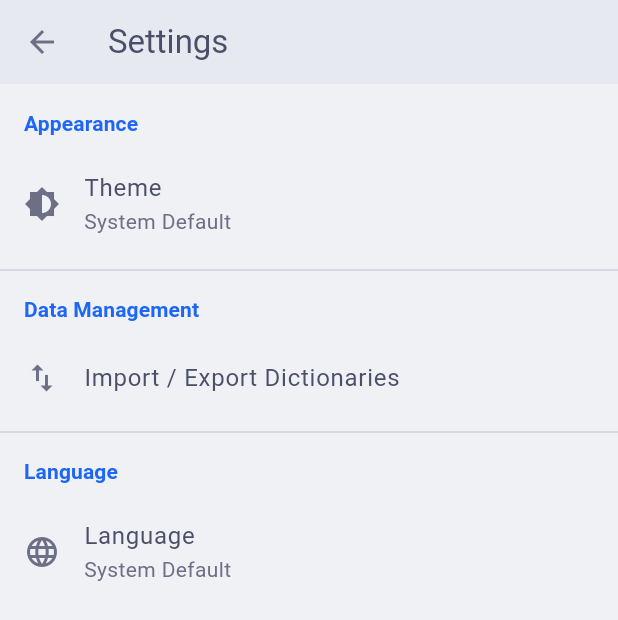
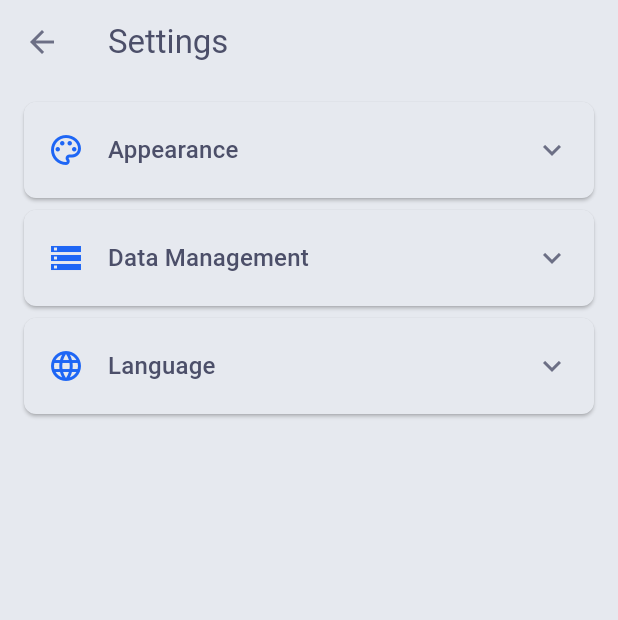
Before and after one commit to CrystalNetwork-Studio/SimpleDictionary, a Flutter app: the SettingsScreen screen opened directly, on a phone screen of 412 x 824 dp. Shown: the top 620 px of the screen. Run offline on Flutter 3.47's test engine with Material 3 defaults, Android fonts, the phone set to English and light mode, and no system bars; our stand-ins replace package_info_plus, shared_preferences; accounts and stored records are empty.

Commit message:
refactor: Replace print statements with debugPrint for better logging in settings provider refactor: Update settings screen to use localized strings and improve layout with expansion tiles style: Adjust app theme colors for better consistency in light and dark modes chore: Add devtools options configuration file

```diff
--- /dev/null
+++ b/devtools_options.yaml
@@ -0,0 +1,3 @@
+description: This file stores settings for Dart & Flutter DevTools.
+documentation: https://docs.flutter.dev/tools/devtools/extensions#configure-extension-enablement-states
+extensions:
--- a/lib/providers/settings_provider.dart
+++ b/lib/providers/settings_provider.dart
@@ -25,7 +25,7 @@ class SettingsProvider with ChangeNotifier {
       final prefs = await SharedPreferences.getInstance();
       await prefs.setString(_localeKey, locale?.languageCode ?? '');
     } catch (e) {
-      print("Error saving locale: $e");
+      debugPrint("Error saving locale: $e");
     }
   }
 
@@ -37,7 +37,7 @@ class SettingsProvider with ChangeNotifier {
       final prefs = await SharedPreferences.getInstance();
       await prefs.setInt(_themeModeKey, mode.index);
     } catch (e) {
-      print("Error saving theme mode: $e");
+      debugPrint("Error saving theme mode: $e");
     }
   }
 
@@ -60,7 +60,7 @@ class SettingsProvider with ChangeNotifier {
         _locale = null;
       }
     } catch (e) {
-      print("Error loading settings: $e");
+      debugPrint("Error loading settings: $e");
       _themeMode = ThemeMode.system;
       _locale = null;
     } finally {
--- a/lib/screens/settings_screen.dart
+++ b/lib/screens/settings_screen.dart
@@ -9,33 +9,37 @@ class SettingsScreen extends StatelessWidget {
 
   @override
   Widget build(BuildContext context) {
+    final localizations = AppLocalizations.of(context)!;
+    Theme.of(context);
+
     return Scaffold(
-      appBar: AppBar(title: Text(AppLocalizations.of(context)!.settings)),
+      appBar: AppBar(title: Text(localizations.settings)),
       body: Consumer<SettingsProvider>(
         builder: (context, settingsProvider, child) {
           if (settingsProvider.isLoading) {
             return const Center(child: CircularProgressIndicator());
           }
           return ListView(
-            padding: const EdgeInsets.symmetric(vertical: 8.0),
+            padding: const EdgeInsets.symmetric(vertical: 8.0, horizontal: 8.0),
             children: <Widget>[
-              _buildSectionHeader(
-                context,
-                AppLocalizations.of(context)!.appearance,
+              _buildExpansionTile(
+                context: context,
+                title: localizations.appearance,
+                leadingIcon: Icons.palette_outlined,
+                children: [_buildThemeSetting(context, settingsProvider)],
               ),
-              _buildThemeSetting(context, settingsProvider),
-              const Divider(),
-              _buildSectionHeader(
-                context,
-                AppLocalizations.of(context)!.dataManagement,
+              _buildExpansionTile(
+                context: context,
+                title: localizations.dataManagement,
+                leadingIcon: Icons.storage_outlined,
+                children: [_buildImportExportTile(context)],
               ),
-              _buildImportExportTile(context),
-              const Divider(),
-              _buildSectionHeader(
-                context,
-                AppLocalizations.of(context)!.language,
+              _buildExpansionTile(
+                context: context,
+                title: localizations.language,
+                leadingIcon: Icons.language_outlined,
+                children: [_buildLanguageSetting(context, settingsProvider)],
               ),
-              _buildLanguageSetting(context, settingsProvider),
             ],
           );
         },
@@ -43,12 +47,50 @@ class SettingsScreen extends StatelessWidget {
     );
   }
 
+  // Helper widget to build an ExpansionTile for a settings section
+  Widget _buildExpansionTile({
+    required BuildContext context,
+    required String title,
+    required IconData leadingIcon,
+    required List<Widget> children,
+  }) {
+    final theme = Theme.of(context);
+    return Card(
+      margin: const EdgeInsets.symmetric(vertical: 4.0, horizontal: 8.0),
+      elevation: 1.0,
+      shape: RoundedRectangleBorder(borderRadius: BorderRadius.circular(8.0)),
+      child: ExpansionTile(
+        leading: Icon(leadingIcon, color: theme.colorScheme.primary),
+        title: Text(
+          title,
+          style: theme.textTheme.titleMedium?.copyWith(
+            fontWeight: FontWeight.w500,
+          ),
+        ),
+        tilePadding: const EdgeInsets.symmetric(
+          horizontal: 16.0,
+          vertical: 4.0,
+        ),
+        childrenPadding: const EdgeInsets.only(
+          bottom: 8.0,
+          left: 16.0,
+          right: 16.0,
+        ),
+        collapsedShape: RoundedRectangleBorder(
+          borderRadius: BorderRadius.circular(8.0),
+        ),
+        shape: RoundedRectangleBorder(borderRadius: BorderRadius.circular(8.0)),
+        children: children,
+      ),
+    );
+  }
+
   Widget _buildImportExportTile(BuildContext context) {
     return ListTile(
-      leading: const Icon(Icons.import_export),
       title: Text(AppLocalizations.of(context)!.importExportDictionaries),
+      contentPadding: const EdgeInsets.symmetric(horizontal: 16.0),
+      dense: true,
       onTap: () {
-        // TODO: Implement Import/Export functionality
         ScaffoldMessenger.of(context).showSnackBar(
           SnackBar(
             content: Text(
@@ -65,128 +107,132 @@ class SettingsScreen extends StatelessWidget {
     SettingsProvider provider,
   ) {
     return ListTile(
-      leading: const Icon(Icons.language),
       title: Text(AppLocalizations.of(context)!.language),
       subtitle: Text(_localeToString(provider.locale, context)),
+      trailing: const Icon(Icons.arrow_drop_down, size: 20),
+      contentPadding: const EdgeInsets.symmetric(horizontal: 16.0),
+      dense: true,
       onTap: () async {
-        final selectedLocale = await showDialog<Locale>(
+        // Read the current locale before showing the dialog
+        final currentLocale = context.read<SettingsProvider>().locale;
+
+        final selectedLocale = await showDialog<Locale?>(
           context: context,
           builder: (BuildContext dialogContext) {
+            // Use the provider instance passed to the builder for initial groupValue
             return SimpleDialog(
               title: Text(AppLocalizations.of(dialogContext)!.language),
+              contentPadding: const EdgeInsets.symmetric(vertical: 12.0),
               children: <Widget>[
-                RadioListTile<Locale>(
-                  title: Text(
-                    AppLocalizations.of(dialogContext)!.languageEnglish,
-                  ),
+                _buildRadioListTile<Locale?>(
+                  context: dialogContext,
+                  title: AppLocalizations.of(dialogContext)!.languageEnglish,
                   value: const Locale('en'),
-                  groupValue: provider.locale,
-                  onChanged: (Locale? value) {
-                    Navigator.pop(dialogContext, value);
-                  },
-                  activeColor: Theme.of(context).colorScheme.primary,
+                  groupValue: currentLocale, // Use locale read before dialog
+                  onChanged:
+                      (Locale? value) => Navigator.pop(dialogContext, value),
                 ),
-                RadioListTile<Locale>(
-                  title: Text(
-                    AppLocalizations.of(dialogContext)!.languageUkrainian,
-                  ),
+                _buildRadioListTile<Locale?>(
+                  context: dialogContext,
+                  title: AppLocalizations.of(dialogContext)!.languageUkrainian,
                   value: const Locale('uk'),
-                  groupValue: provider.locale,
-                  onChanged: (Locale? value) {
-                    Navigator.pop(dialogContext, value);
-                  },
-                  activeColor: Theme.of(context).colorScheme.primary,
+                  groupValue: currentLocale, // Use locale read before dialog
+                  onChanged:
+                      (Locale? value) => Navigator.pop(dialogContext, value),
                 ),
-                RadioListTile<Locale>(
-                  title: Text(
-                    AppLocalizations.of(dialogContext)!.systemDefault,
-                  ),
-                  value: const Locale('system'),
-                  groupValue: provider.locale,
-                  onChanged: (Locale? value) {
-                    Navigator.pop(dialogContext, value);
-                  },
-                  activeColor: Theme.of(context).colorScheme.primary,
+                _buildRadioListTile<Locale?>(
+                  context: dialogContext,
+                  title: AppLocalizations.of(dialogContext)!.systemDefault,
+                  value: null, // Represents system default
+                  groupValue: currentLocale, // Use locale read before dialog
+                  onChanged:
+                      (Locale? value) => Navigator.pop(dialogContext, value),
                 ),
               ],
             );
           },
         );
 
-        if (selectedLocale != null) {
-          final localContext = context;
-          if (!localContext.mounted) return;
+        // Check if widget is still mounted BEFORE using context
+        if (!context.mounted) return;
+
+        // Check if a selection was made and it's different from the locale before the dialog
+        if (selectedLocale != currentLocale) {
           context.read<SettingsProvider>().setLocale(selectedLocale);
         }
       },
     );
   }
 
-  Widget _buildSectionHeader(BuildContext context, String title) {
-    return Padding(
-      padding: const EdgeInsets.symmetric(horizontal: 16.0, vertical: 8.0),
-      child: Text(
-        title,
-        style: Theme.of(context).textTheme.titleSmall?.copyWith(
-          color: Theme.of(context).colorScheme.primary,
-          fontWeight: FontWeight.bold,
-        ),
-      ),
-    );
-  }
-
   Widget _buildThemeSetting(BuildContext context, SettingsProvider provider) {
     return ListTile(
-      leading: const Icon(Icons.brightness_6),
       title: Text(AppLocalizations.of(context)!.theme),
       subtitle: Text(_themeModeToString(provider.themeMode, context)),
+      trailing: const Icon(Icons.arrow_drop_down, size: 20),
+      contentPadding: const EdgeInsets.symmetric(horizontal: 16.0),
+      dense: true,
       onTap: () async {
         final selectedTheme = await showDialog<ThemeMode>(
           context: context,
           builder: (BuildContext dialogContext) {
             return SimpleDialog(
               title: Text(AppLocalizations.of(dialogContext)!.theme),
+              contentPadding: const EdgeInsets.symmetric(vertical: 12.0),
               children: <Widget>[
-                RadioListTile<ThemeMode>(
-                  title: Text(AppLocalizations.of(dialogContext)!.light),
+                _buildRadioListTile<ThemeMode>(
+                  context: dialogContext,
+                  title: AppLocalizations.of(dialogContext)!.light,
                   value: ThemeMode.light,
                   groupValue: provider.themeMode,
-                  onChanged: (ThemeMode? value) {
-                    Navigator.pop(dialogContext, value);
-                  },
-                  activeColor: Theme.of(context).colorScheme.primary,
+                  onChanged:
+                      (ThemeMode? value) => Navigator.pop(dialogContext, value),
                 ),
-                RadioListTile<ThemeMode>(
-                  title: Text(AppLocalizations.of(dialogContext)!.dark),
+                _buildRadioListTile<ThemeMode>(
+                  context: dialogContext,
+                  title: AppLocalizations.of(dialogContext)!.dark,
                   value: ThemeMode.dark,
                   groupValue: provider.themeMode,
-                  onChanged: (ThemeMode? value) {
-                    Navigator.pop(dialogContext, value);
-                  },
-                  activeColor: Theme.of(context).colorScheme.primary,
+                  onChanged:
+                      (ThemeMode? value) => Navigator.pop(dialogContext, value),
                 ),
-                RadioListTile<ThemeMode>(
-                  title: Text(
-                    AppLocalizations.of(dialogContext)!.systemDefault,
-                  ),
+                _buildRadioListTile<ThemeMode>(
+                  context: dialogContext,
+                  title: AppLocalizations.of(dialogContext)!.systemDefault,
                   value: ThemeMode.system,
                   groupValue: provider.themeMode,
-                  onChanged: (ThemeMode? value) {
-                    Navigator.pop(dialogContext, value);
-                  },
-                  activeColor: Theme.of(context).colorScheme.primary,
+                  onChanged:
+                      (ThemeMode? value) => Navigator.pop(dialogContext, value),
                 ),
               ],
             );
           },
         );
 
-        if (selectedTheme != null) {
-          final localContext = context;
-          if (!localContext.mounted) return;
-          localContext.read<SettingsProvider>().setThemeMode(selectedTheme);
+        // Check if the widget is still mounted
+        if (!context.mounted) return;
+        if (selectedTheme != null && selectedTheme != provider.themeMode) {
+          context.read<SettingsProvider>().setThemeMode(selectedTheme);
         }
       },
+    );
+  }
+
+  // Helper for creating styled RadioListTile instances
+  Widget _buildRadioListTile<T>({
+    required BuildContext context,
+    required String title,
+    required T value,
+    required T? groupValue,
+    required ValueChanged<T?> onChanged,
+  }) {
+    return RadioListTile<T>(
+      title: Text(title),
+      value: value,
+      groupValue: groupValue,
+      onChanged: onChanged,
+      activeColor: Theme.of(context).colorScheme.primary,
+      dense: true,
+      contentPadding: const EdgeInsets.symmetric(horizontal: 24.0),
     );
   }
 
@@ -200,7 +246,7 @@ class SettingsScreen extends StatelessWidget {
       case 'uk':
         return AppLocalizations.of(context)!.languageUkrainian;
       default:
-        return 'System Default';
+        return AppLocalizations.of(context)!.systemDefault;
     }
   }
 
@@ -211,8 +257,6 @@ class SettingsScreen extends StatelessWidget {
       case ThemeMode.dark:
         return AppLocalizations.of(context)!.dark;
       case ThemeMode.system:
-      // ignore: unreachable_switch_default
-      default:
         return AppLocalizations.of(context)!.systemDefault;
     }
   }
--- a/lib/theme/app_theme.dart
+++ b/lib/theme/app_theme.dart
@@ -54,7 +54,7 @@ class AppTheme {
     colorScheme: _lightColorScheme,
     useMaterial3: true,
     brightness: Brightness.light,
-    scaffoldBackgroundColor: _lightColorScheme.background,
+    scaffoldBackgroundColor: _lightColorScheme.surface,
     appBarTheme: AppBarTheme(
       backgroundColor: _lightColorScheme.surface, // Mantle
       foregroundColor: _lightColorScheme.onSurface, // Text
@@ -93,7 +93,7 @@ class AppTheme {
     ),
     inputDecorationTheme: InputDecorationTheme(
       filled: true,
-      fillColor: _lightColorScheme.surfaceVariant, // Surface0
+      fillColor: _lightColorScheme.surfaceContainerHighest, // Surface0
       border: OutlineInputBorder(
         borderRadius: BorderRadius.circular(12),
         borderSide: BorderSide.none, // No border by default
@@ -138,7 +138,7 @@ class AppTheme {
     ),
     snackBarTheme: SnackBarThemeData(
       behavior: SnackBarBehavior.floating,
-      backgroundColor: _lightColorScheme.surfaceVariant, // Surface0
+      backgroundColor: _lightColorScheme.surfaceContainerHighest, // Surface0
       contentTextStyle: TextStyle(
         color: _lightColorScheme.onSurfaceVariant,
       ), // Subtext0
@@ -158,7 +158,7 @@ class AppTheme {
     colorScheme: _darkColorScheme,
     useMaterial3: true,
     brightness: Brightness.dark,
-    scaffoldBackgroundColor: _darkColorScheme.background, // Base
+    scaffoldBackgroundColor: _darkColorScheme.surface, // Base
     appBarTheme: AppBarTheme(
       backgroundColor: _darkColorScheme.surface, // Mantle
       foregroundColor: _darkColorScheme.onSurface, // Text
```
